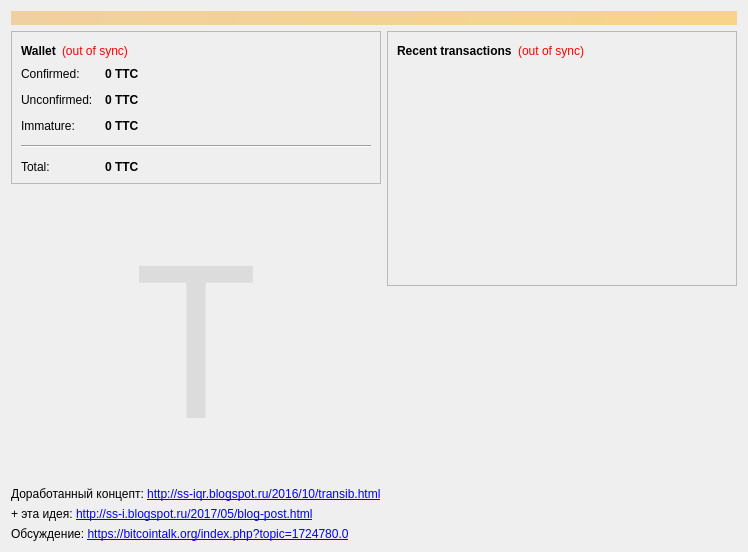
neiros/TDC, file src/qt/forms/overviewpage.ui: the form before one commit.
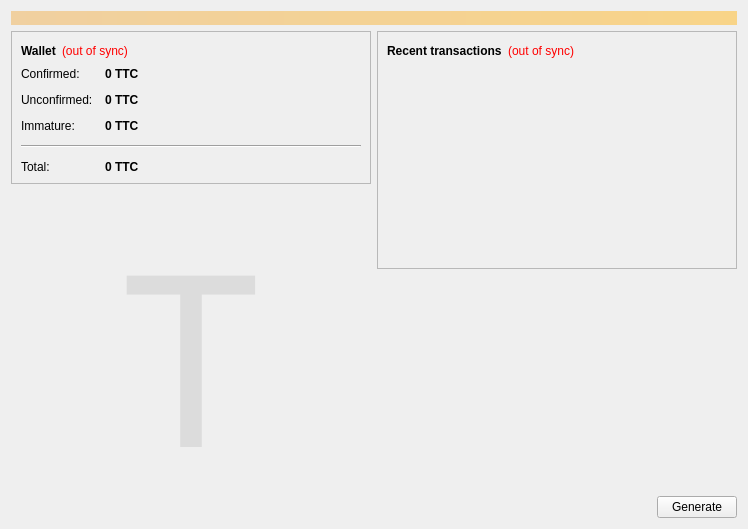
The form after the commit.

```diff
--- a/src/qt/forms/overviewpage.ui
+++ b/src/qt/forms/overviewpage.ui
@@ -243,7 +243,7 @@
          <property name="font">
           <font>
            <family>Wingdings</family>
-           <pointsize>160</pointsize>
+           <pointsize>180</pointsize>
           </font>
          </property>
          <property name="text">
@@ -267,39 +267,6 @@
          </property>
         </spacer>
        </item>
-       <item>
-        <widget class="QLabel" name="label_9">
-         <property name="text">
-          <string>&lt;html&gt;&lt;head/&gt;&lt;body&gt;&lt;p&gt;Доработанный концепт: &lt;a href=&quot;http://ss-iqr.blogspot.ru/2016/10/transib.html&quot;&gt;&lt;span style=&quot; text-decoration: underline; color:#0000ff;&quot;&gt;http://ss-iqr.blogspot.ru/2016/10/transib.html&lt;/span&gt;&lt;/a&gt;&lt;/p&gt;&lt;/body&gt;&lt;/html&gt;</string>
-         </property>
-         <property name="openExternalLinks">
-          <bool>true</bool>
-         </property>
-        </widget>
-       </item>
-       <item>
-        <widget class="QLabel" name="label_10">
-         <property name="text">
-          <string>&lt;html&gt;&lt;head/&gt;&lt;body&gt;&lt;p&gt;+ эта идея: &lt;a href=&quot;http://ss-i.blogspot.ru/2017/05/blog-post.html&quot;&gt;&lt;span style=&quot; text-decoration: underline; color:#0000ff;&quot;&gt;http://ss-i.blogspot.ru/2017/05/blog-post.html&lt;/span&gt;&lt;/a&gt;&lt;/p&gt;&lt;/body&gt;&lt;/html&gt;</string>
-         </property>
-         <property name="openExternalLinks">
-          <bool>true</bool>
-         </property>
-        </widget>
-       </item>
-       <item>
-        <widget class="QLabel" name="label_7">
-         <property name="toolTip">
-          <string/>
-         </property>
-         <property name="text">
-          <string>&lt;html&gt;&lt;head/&gt;&lt;body&gt;&lt;p&gt;Обсуждение: &lt;a href=&quot;https://bitcointalk.org/index.php?topic=1724780.0&quot;&gt;&lt;span style=&quot; text-decoration: underline; color:#0000ff;&quot;&gt;https://bitcointalk.org/index.php?topic=1724780.0&lt;/span&gt;&lt;/a&gt;&lt;/p&gt;&lt;/body&gt;&lt;/html&gt;</string>
-         </property>
-         <property name="openExternalLinks">
-          <bool>true</bool>
-         </property>
-        </widget>
-       </item>
       </layout>
      </item>
      <item>
@@ -388,6 +355,43 @@
          </property>
         </spacer>
        </item>
+       <item>
+        <layout class="QHBoxLayout" name="horizontalLayout_3">
+         <item>
+          <spacer name="horizontalSpacer_3">
+           <property name="orientation">
+            <enum>Qt::Horizontal</enum>
+           </property>
+           <property name="sizeHint" stdset="0">
+            <size>
+             <width>40</width>
+             <height>20</height>
+            </size>
+           </property>
+          </spacer>
+         </item>
+         <item>
+          <widget class="QLabel" name="startGen">
+           <property name="text">
+            <string/>
+           </property>
+          </widget>
+         </item>
+         <item>
+          <widget class="QPushButton" name="ButtonGenerate">
+           <property name="maximumSize">
+            <size>
+             <width>150</width>
+             <height>16777215</height>
+            </size>
+           </property>
+           <property name="text">
+            <string>Generate</string>
+           </property>
+          </widget>
+         </item>
+        </layout>
+       </item>
       </layout>
      </item>
     </layout>
```
Left out of the diff: 2 changed lines with no effect on the pictures.
